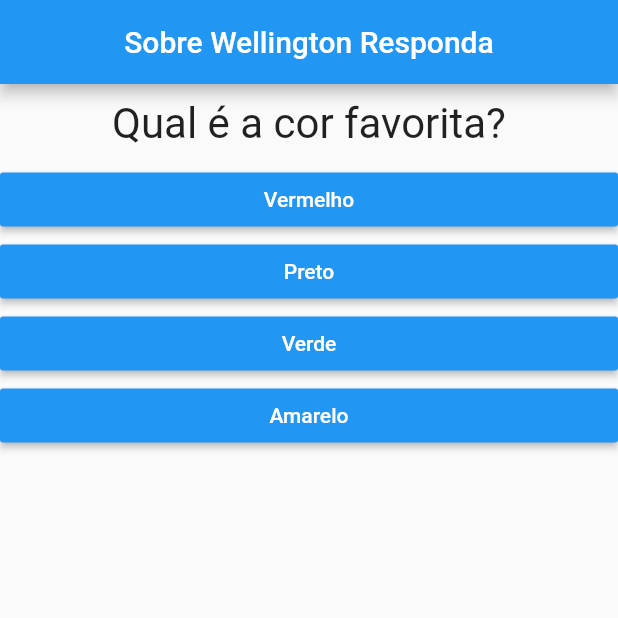
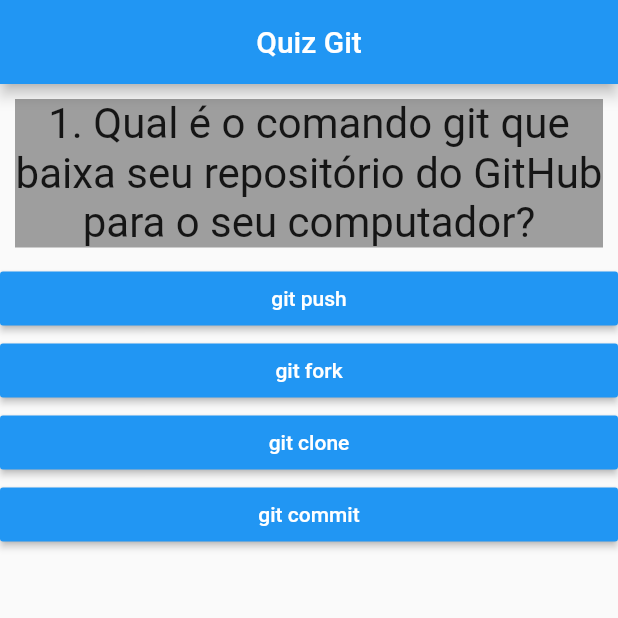
Before and after one commit to wellingtonengps/quiz-flutter, a Flutter app: the screen it shows after launch, on a phone screen of 412 x 824 dp, the top half of it. Run offline on Flutter 3.47's test engine with Material 2 defaults, Android fonts, the phone set to English and light mode, and no system bars.

```diff
--- a/lib/main.dart
+++ b/lib/main.dart
@@ -11,30 +11,61 @@ class _PerguntaAppState extends State<PerguntaApp> {
 
   final perguntas = const [
     {
-      'texto': 'Qual é a cor favorita?',
+      'texto':
+          '1. Qual é o comando git que baixa seu repositório do GitHub para o seu computador?',
       'respostas': [
-        {'texto': 'Vermelho', 'pontuação': 5},
-        {'texto': 'Preto', 'pontuação': 10},
-        {'texto': 'Verde', 'pontuação': 5},
-        {'texto': 'Amarelo', 'pontuação': 5},
+        {'texto': 'git push', 'pontuação': 0},
+        {'texto': 'git fork', 'pontuação': 0},
+        {'texto': 'git clone', 'pontuação': 1},
+        {'texto': 'git commit', 'pontuação': 0},
       ],
     },
     {
-      'texto': 'Qual é o animal favorito?',
+      'texto':
+          '2. Qual é o oposto de git clone, em vez de baixar seu código do GitHub, envia suas alterações e o código de volta para o GitHub?',
       'respostas': [
-        {'texto': 'Cachorro', 'pontuação': 5},
-        {'texto': 'Gato', 'pontuação': 10},
-        {'texto': 'Papagaio', 'pontuação': 5},
-        {'texto': 'Águia', 'pontuação': 10},
+        {'texto': 'git push', 'pontuação': 1},
+        {'texto': 'git push', 'pontuação': 0},
+        {'texto': 'git upload', 'pontuação': 0},
+        {'texto': 'git status', 'pontuação': 0},
       ],
     },
     {
-      'texto': 'Qual é a músiva favorito?',
+      'texto':
+          '3. Como você verifica o estado do seu repositório git local desde seu último commit?',
       'respostas': [
-        {'texto': 'Slow Dancing in Dark', 'pontuação': 5},
-        {'texto': 'Phograph', 'pontuação': 10},
-        {'texto': 'all of me', 'pontuação': 5},
-        {'texto': 'Monster', 'pontuação': 10},
+        {'texto': 'git check', 'pontuação': 0},
+        {'texto': 'git status', 'pontuação': 1},
+        {'texto': 'git commit ', 'pontuação': 0},
+        {'texto': 'git diff', 'pontuação': 0},
+      ],
+    },
+    {
+      'texto': '4. Como você prepara arquivos para um commit?',
+      'respostas': [
+        {'texto': 'git stage', 'pontuação': 0},
+        {'texto': 'git commit', 'pontuação': 0},
+        {'texto': 'git add', 'pontuação': 1},
+        {'texto': 'git reset', 'pontuação': 0},
+      ],
+    },
+    {
+      'texto':
+          '5. O que é um atalho para preparar todas as alterações que você tem?',
+      'respostas': [
+        {'texto': 'git commit add .', 'pontuação': 0},
+        {'texto': 'git commit .', 'pontuação': 0},
+        {'texto': 'git add .', 'pontuação': 1},
+        {'texto': 'git push -am "Message"', 'pontuação': 0},
+      ],
+    },
+    {
+      'texto': '6. Como você fornece uma mensagem de commit para um commit?',
+      'respostas': [
+        {'texto': 'git message "I am coding"', 'pontuação': 0},
+        {'texto': 'git add "I am coding"', 'pontuação': 0},
+        {'texto': 'git commit "I am coding"', 'pontuação': 0},
+        {'texto': 'git commit -m "I am coding"', 'pontuação': 1},
       ],
     },
   ];
@@ -46,7 +77,13 @@ class _PerguntaAppState extends State<PerguntaApp> {
         pontuacaoTotal += pontuacao;
       });
     }
-    print(pontuacaoTotal);
+  }
+
+  void reiniciarQuestionario() {
+    setState(() {
+      perguntaSelecionada = 0;
+      pontuacaoTotal = 0;
+    });
   }
 
   bool get temPerguntasSelecionadas {
@@ -59,7 +96,7 @@ class _PerguntaAppState extends State<PerguntaApp> {
       home: Scaffold(
         appBar: AppBar(
           centerTitle: true,
-          title: Text('Sobre Wellington Responda'),
+          title: Text('Quiz Git'),
         ),
         body: temPerguntasSelecionadas
             ? Questionario(
@@ -67,7 +104,9 @@ class _PerguntaAppState extends State<PerguntaApp> {
                 perguntas: perguntas,
                 quandoResponder: responder,
               )
-            : Resultado(pontuacaoTotal: pontuacaoTotal),
+            : Resultado(
+                pontuacaoTotal: pontuacaoTotal,
+                quandoReiniciar: reiniciarQuestionario),
       ),
     );
   }
--- a/lib/questao.dart
+++ b/lib/questao.dart
@@ -8,6 +8,7 @@ class Questao extends StatelessWidget {
   @override
   Widget build(BuildContext context) {
     return Container(
+      color: Colors.grey,
       width: double.infinity,
       margin: EdgeInsets.all(10),
       child: Text(
```
Also changed, not shown: lib/resultado.dart (+26 -13 lines).
